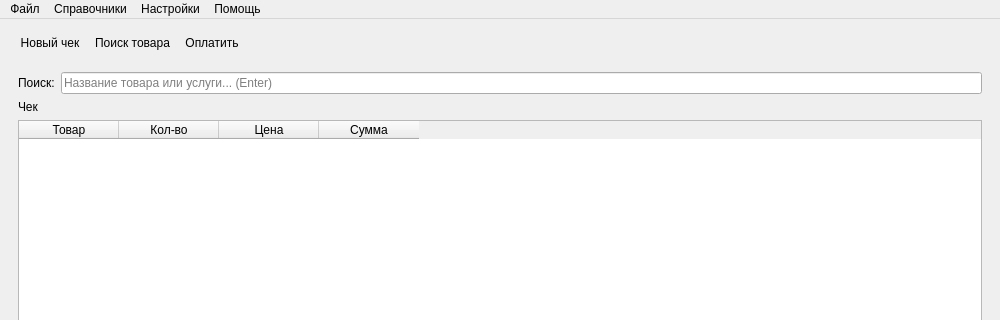
This is mainwindow.ui in MikhailBersenev/easyPOS as Qt 5 draws it before an edit; both pictures show x 0 to 1000 and y 0 to 320 of the 1000 by 640 pixel window. The edited form follows.
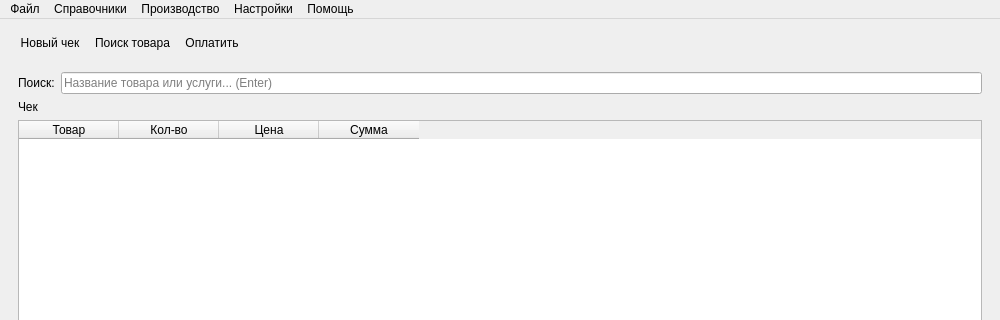
This is the edited form.

Commit message: Implement production management features and UI enhancements

Diff of the .ui file:
```diff
--- a/mainwindow.ui
+++ b/mainwindow.ui
@@ -262,6 +262,14 @@
     <addaction name="actionGoods"/>
     <addaction name="actionServices"/>
     <addaction name="actionVatRates"/>
+    <addaction name="actionStockBalance"/>
+   </widget>
+   <widget class="QMenu" name="menuProduction">
+    <property name="title">
+     <string>Производство</string>
+    </property>
+    <addaction name="actionRecipes"/>
+    <addaction name="actionProductionRun"/>
    </widget>
    <widget class="QMenu" name="menu_3">
     <property name="title">
@@ -279,6 +287,7 @@
    </widget>
    <addaction name="menu"/>
    <addaction name="menu_2"/>
+   <addaction name="menuProduction"/>
    <addaction name="menu_3"/>
    <addaction name="menu_4"/>
   </widget>
```
Left out of the diff: 15 changed lines with no effect on the pictures. The commit also changes 55 other files.
